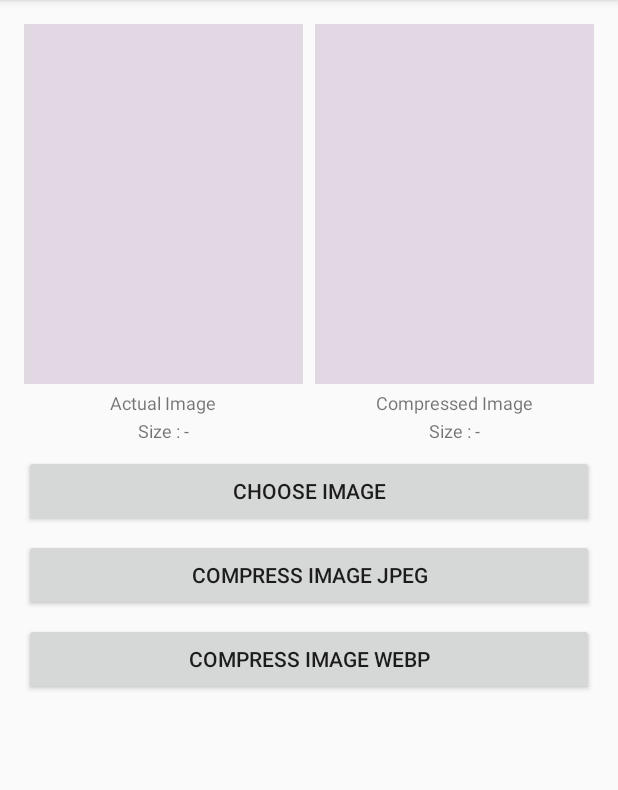
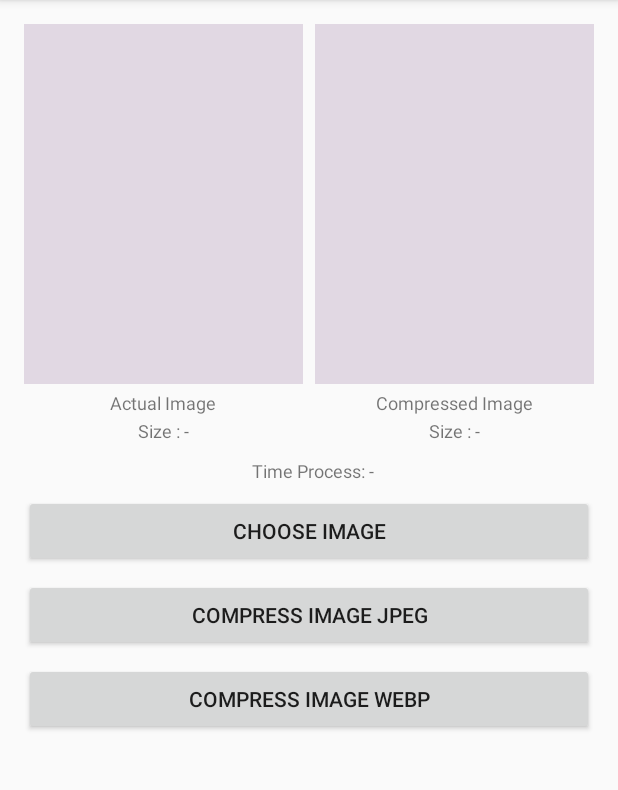
Before and after one commit to barayuda/Compressor, an Android app: the screen it shows after launch (MainActivity), on a phone screen of 412 x 824 dp, the part 84-874 px from its top. Run offline under Robolectric (Android 15) with nearby library versions, the phone set to English and light mode, and no system bars; our stand-ins replace RxJava.

Commit message:
Add resultTimeProcessTextView to see time process

```diff
--- a/app/src/main/java/com/barayuda/compressor/sample/MainActivity.java
+++ b/app/src/main/java/com/barayuda/compressor/sample/MainActivity.java
@@ -36,10 +36,12 @@ public class MainActivity extends AppCompatActivity {
     private ImageView compressedImageView;
     private TextView actualSizeTextView;
     private TextView compressedSizeTextView;
+    private TextView resultTimeProcessTextView;
     private File actualImage;
     private File compressedImage;
 
     private long bStart, bEnd;
+    private String bResult;
     private double bDuration;
 
     @Override
@@ -58,6 +60,7 @@ public class MainActivity extends AppCompatActivity {
         compressedImageView = (ImageView) findViewById(R.id.compressed_image);
         actualSizeTextView = (TextView) findViewById(R.id.actual_size);
         compressedSizeTextView = (TextView) findViewById(R.id.compressed_size);
+        resultTimeProcessTextView = (TextView) findViewById(R.id.result_timing_process);
 
         actualImageView.setBackgroundColor(getRandomColor());
         clearImage();
@@ -114,7 +117,9 @@ public class MainActivity extends AppCompatActivity {
             setCompressedImage();
             // result timing process
             bEnd = System.nanoTime() - bStart;
-            getReadableTimeInSecondsUnit(bEnd);
+            bResult = String.valueOf(getReadableTimeInSecondsUnit(bEnd));
+            // set result time process
+            resultTimeProcessTextView.setText(String.format("Time Process : %s seconds", bResult));
         }
     }
 
@@ -137,7 +142,9 @@ public class MainActivity extends AppCompatActivity {
             setCompressedImage();
             // result timing process
             bEnd = System.nanoTime() - bStart;
-            getReadableTimeInSecondsUnit(bEnd);
+            bResult = String.valueOf(getReadableTimeInSecondsUnit(bEnd));
+            // set result time process
+            resultTimeProcessTextView.setText(String.format("Time Process : %s seconds", bResult));
 
             // Compress image using RxJava in background thread with custom Compressor
            /* new Compressor.Builder(this)
@@ -179,6 +186,7 @@ public class MainActivity extends AppCompatActivity {
         compressedImageView.setImageDrawable(null);
         compressedImageView.setBackgroundColor(getRandomColor());
         compressedSizeTextView.setText("Size : -");
+        resultTimeProcessTextView.setText("Time Process: -");
     }
 
     @Override
--- a/app/src/main/res/layout/activity_main.xml
+++ b/app/src/main/res/layout/activity_main.xml
@@ -98,6 +98,23 @@
 
         </LinearLayout>
 
+        <LinearLayout
+            android:layout_width="match_parent"
+            android:layout_height="wrap_content"
+            android:layout_marginTop="10dp"
+            android:orientation="horizontal">
+            <TextView
+                android:id="@+id/result_timing_process"
+                android:layout_width="0dp"
+                android:layout_height="wrap_content"
+                android:layout_marginLeft="4dp"
+                android:layout_marginStart="4dp"
+                android:layout_weight="1"
+                android:gravity="center"
+                android:text="Time Process : -"
+                android:textSize="12sp"/>
+        </LinearLayout>
+
         <Button
             android:layout_width="match_parent"
             android:layout_height="wrap_content"
```
